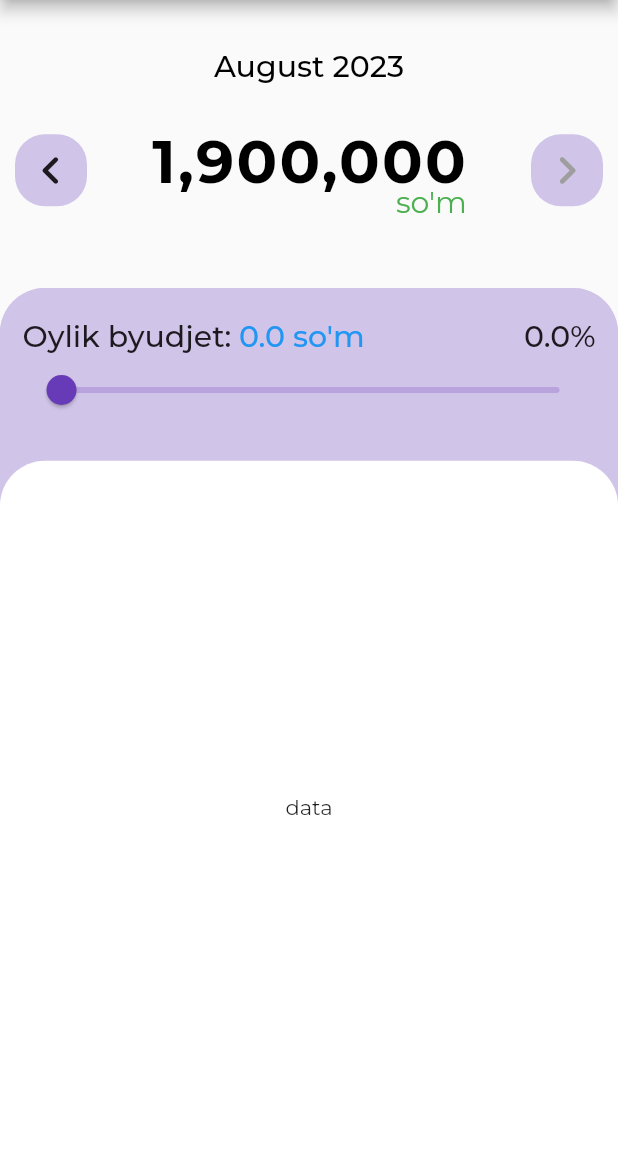
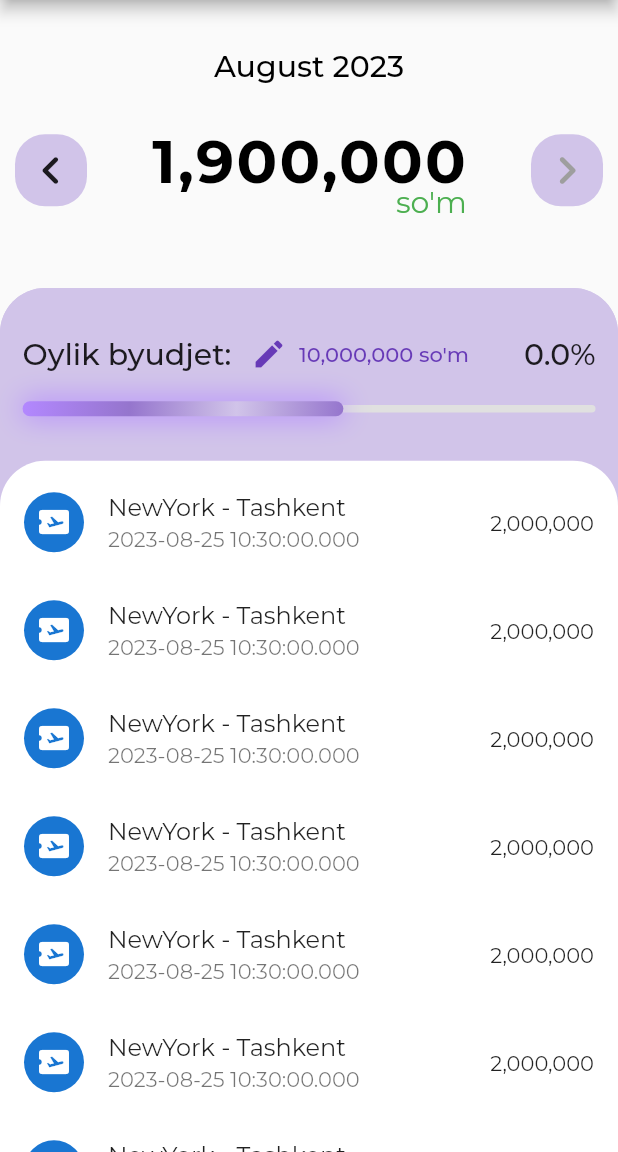
Before and after one commit to OlimjonSN/hamyon, a Flutter app: the screen it shows after launch, on a phone screen of 412 x 824 dp, the part 84-1236 px from its top. Run offline on Flutter 3.47's test engine with Material 2 defaults, Android fonts, the phone set to English and light mode, and no system bars; our stand-ins replace google_fonts, month_picker_dialog.

Commit message:
cost list ui

```diff
--- a/lib/features/budget/budget.dart
+++ /dev/null
@@ -1,58 +0,0 @@
-import 'package:flutter/material.dart';
-
-import '../widgets/radius_container.dart';
-
-class Budget extends StatefulWidget {
-  double currentValueBudget;
-  Budget({required this.currentValueBudget, super.key});
-
-  @override
-  State<Budget> createState() => _BudgetState();
-}
-
-class _BudgetState extends State<Budget> {
-  @override
-  Widget build(BuildContext context) {
-    return Expanded(
-      flex: 1,
-      child: RadiusContainer(
-          color: Colors.deepPurple[100],
-          child: Padding(
-            padding: const EdgeInsets.only(top: 20, left: 15, right: 15),
-            child: Column(
-              children: [
-                Row(
-                  children: [
-                    const Text(
-                      'Oylik byudjet:',
-                      style: TextStyle(fontSize: 20, fontWeight: FontWeight.w500),
-                    ),
-                    const SizedBox(width: 5),
-                    Text(
-                      '${widget.currentValueBudget.toStringAsFixed(0)}.0 so\'m',
-                      style: const TextStyle(fontSize: 20, fontWeight: FontWeight.w500, color: Colors.blue),
-                    ),
-                    const Spacer(),
-                    const Text(
-                      '0.0%',
-                      style: TextStyle(fontSize: 20, fontWeight: FontWeight.w500),
-                    )
-                  ],
-                ),
-                Slider(
-                    label: widget.currentValueBudget.toStringAsFixed(0),
-                    min: 0,
-                    max: 10000000,
-                    divisions: 10000000,
-                    value: widget.currentValueBudget,
-                    onChanged: (((value) {
-                      setState(() {
-                        widget.currentValueBudget = value;
-                      });
-                    })))
-              ],
-            ),
-          )),
-    );
-  }
-}
--- a/lib/features/home/presentation/home_page.dart
+++ b/lib/features/home/presentation/home_page.dart
@@ -1,7 +1,8 @@
 import 'package:flutter/material.dart';
-import 'package:hamyon/features/budget/budget.dart';
 import 'package:month_picker_dialog/month_picker_dialog.dart';
 
+import '../../widgets/body.dart';
+import '../../widgets/budget.dart';
 import '../../widgets/radius_container.dart';
 import '../../widgets/total_cost.dart';
 
@@ -74,25 +75,7 @@ class _HomeState extends State<Home> {
             selectedDate: selectedDate,
             date: date,
           ),
-          Expanded(
-            flex: 3,
-            child: RadiusContainer(
-              color: Colors.deepPurple[100],
-              child: Column(
-                children: [
-                  Budget(
-                    currentValueBudget: currentValueBudget,
-                  ),
-                  const Expanded(
-                    flex: 4,
-                    child: RadiusContainer(
-                      child: Center(child: Text('data')),
-                    ),
-                  )
-                ],
-              ),
-            ),
-          ),
+          Body(currentValueBudget: currentValueBudget),
         ]),
       ),
     );
--- /dev/null
+++ b/lib/features/widgets/body.dart
@@ -0,0 +1,32 @@
+import 'package:flutter/material.dart';
+import 'package:hamyon/features/widgets/radius_container.dart';
+
+import 'budget.dart';
+import 'cost_list.dart';
+
+class Body extends StatelessWidget {
+  const Body({
+    super.key,
+    required this.currentValueBudget,
+  });
+
+  final double currentValueBudget;
+
+  @override
+  Widget build(BuildContext context) {
+    return Expanded(
+      flex: 3,
+      child: RadiusContainer(
+        color: Colors.deepPurple[100],
+        child: Column(
+          children: [
+            Budget(
+              currentValueBudget: currentValueBudget,
+            ),
+            const CostList()
+          ],
+        ),
+      ),
+    );
+  }
+}
--- /dev/null
+++ b/lib/features/widgets/budget.dart
@@ -0,0 +1,66 @@
+import 'package:flutter/material.dart';
+
+import 'radius_container.dart';
+
+class Budget extends StatefulWidget {
+  double currentValueBudget;
+  Budget({required this.currentValueBudget, super.key});
+
+  @override
+  State<Budget> createState() => _BudgetState();
+}
+
+class _BudgetState extends State<Budget> {
+  @override
+  Widget build(BuildContext context) {
+    return Expanded(
+      flex: 1,
+      child: RadiusContainer(
+          color: Colors.deepPurple[100],
+          child: Padding(
+            padding: const EdgeInsets.only(top: 20, left: 15, right: 15),
+            child: Column(
+              children: [
+                Row(
+                  children: [
+                    const Text(
+                      'Oylik byudjet:',
+                      style: TextStyle(fontSize: 20, fontWeight: FontWeight.w500),
+                    ),
+                    const SizedBox(width: 5),
+                    TextButton.icon(onPressed: () {}, icon: const Icon(Icons.edit), label: const Text('10,000,000 so\'m')),
+                    const Spacer(),
+                    const Text(
+                      '0.0%',
+                      style: TextStyle(fontSize: 20, fontWeight: FontWeight.w500),
+                    )
+                  ],
+                ),
+                const SizedBox(height: 10),
+                Container(
+                    height: 5,
+                    width: double.infinity,
+                    decoration: BoxDecoration(
+                      borderRadius: BorderRadius.circular(10),
+                      color: Colors.grey[300],
+                    ),
+                    child: FractionallySizedBox(
+                      alignment: Alignment.centerLeft,
+                      widthFactor: 0.56,
+                      heightFactor: 2,
+                      child: Container(
+                        decoration: BoxDecoration(gradient: LinearGradient(begin: Alignment.topLeft, end: Alignment.bottomRight, colors: [Colors.deepPurpleAccent[100]!, Colors.deepPurple[300]!, Colors.deepPurple.shade100, Colors.deepPurple[300]!]), borderRadius: BorderRadius.circular(10), color: Colors.deepPurple[300], boxShadow: [
+                          BoxShadow(
+                            color: Colors.deepPurpleAccent[100]!,
+                            blurRadius: 15,
+                            spreadRadius: 1,
+                          )
+                        ]),
+                      ),
+                    ))
+              ],
+            ),
+          )),
+    );
+  }
+}
--- /dev/null
+++ b/lib/features/widgets/cost_list.dart
@@ -0,0 +1,33 @@
+import 'package:flutter/material.dart';
+
+import 'radius_container.dart';
+
+class CostList extends StatelessWidget {
+  const CostList({
+    super.key,
+  });
+
+  @override
+  Widget build(BuildContext context) {
+    return Expanded(
+      flex: 4,
+      child: RadiusContainer(
+        child: Padding(
+          padding: const EdgeInsets.only(top: 5),
+          child: ListView.builder(
+              itemBuilder: (context, indext) {
+                return ListTile(
+                  leading: const CircleAvatar(
+                    child: Icon(Icons.airplane_ticket),
+                  ),
+                  title: const Text('NewYork - Tashkent'),
+                  subtitle: Text(DateTime.now().toString()),
+                  trailing: const Text('2,000,000'),
+                );
+              },
+              itemCount: 10),
+        ),
+      ),
+    );
+  }
+}
```
Also changed, not shown: lib/features/addCost/presentation/add_cost.dart (deleted), lib/features/widgets/add_cost.dart (added).
